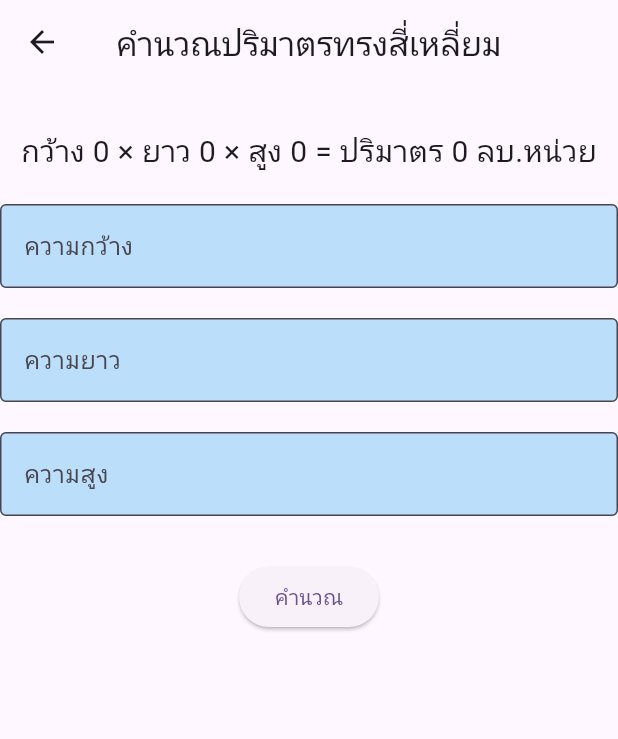
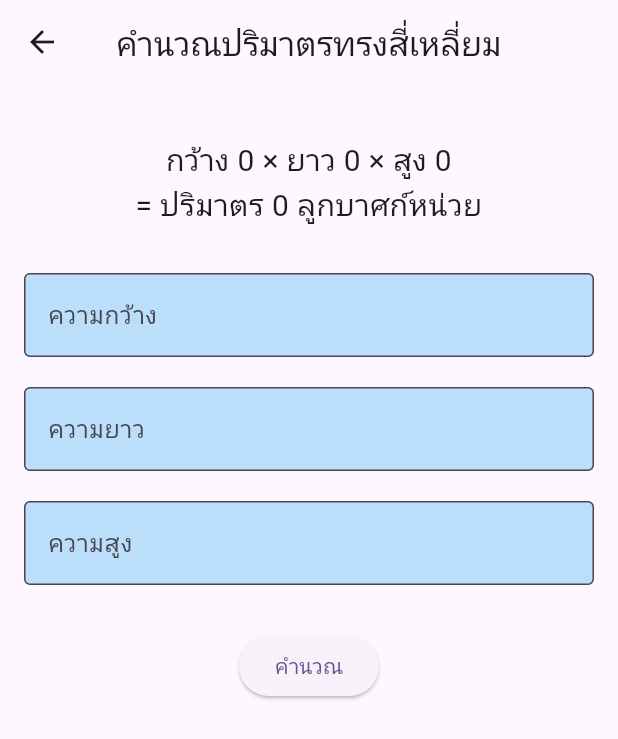
Before and after one commit to sarawutkamthong/flutter-volume-rectangle, a Flutter app: the screen it shows after launch, after a tap on "คำนวณปริมาตรทรงสี่เหลี่ยม", on a phone screen of 412 x 824 dp. Shown: the top 739 px of the screen. Run offline on Flutter 3.47's test engine with Material 3 defaults, Android fonts, the phone set to English and light mode, and no system bars.

Commit message:
initial commit˚

```diff
--- a/lib/main.dart
+++ b/lib/main.dart
@@ -11,13 +11,14 @@ class MyApp extends StatelessWidget {
   @override
   Widget build(BuildContext context) {
     return MaterialApp(
-      title: 'Flutter Demo',
+      title: 'Volume Calculator',
       theme: ThemeData(
         colorScheme: ColorScheme.fromSeed(seedColor: Colors.deepPurple),
+        useMaterial3: true,
       ),
       routes: {
-        '/': (context) => MyHomePage(),
-        '/rectangle_page': (context) => RectanglePage(),
+        '/': (context) => const MyHomePage(),
+        '/rectangle_page': (context) => const RectanglePage(),
       },
     );
   }
@@ -29,14 +30,26 @@ class MyHomePage extends StatelessWidget {
   @override
   Widget build(BuildContext context) {
     return Scaffold(
+      appBar: AppBar(
+        title: const Text("หน้าแรก"),
+        centerTitle: true,
+      ),
       body: Center(
         child: TextButton(
-          onPressed: () =>
-              Navigator.pushNamed(context, '/rectangle_page'),
-          child: Text("คำนวณปริมาตรทรงสี่เหลี่ยม"),
+          onPressed: () {
+            Navigator.pushNamed(context, '/rectangle_page');
+          },
           style: TextButton.styleFrom(
             backgroundColor: Colors.red,
             foregroundColor: Colors.white,
+            padding: const EdgeInsets.symmetric(
+              horizontal: 20,
+              vertical: 12,
+            ),
+          ),
+          child: const Text(
+            "คำนวณปริมาตรทรงสี่เหลี่ยม",
+            style: TextStyle(fontSize: 16),
           ),
         ),
       ),
--- a/lib/rectangle_page.dart
+++ b/lib/rectangle_page.dart
@@ -8,81 +8,92 @@ class RectanglePage extends StatefulWidget {
 }
 
 class RectanglePageState extends State<RectanglePage> {
-  // ปริมาตรทรงสี่เหลี่ยม = กว้าง * ยาว * สูง
+  // ปริมาตรทรงสี่เหลี่ยม = กว้าง × ยาว × สูง
 
   int _width = 0;
   int _length = 0;
   int _height = 0;
   int _volume = 0;
 
-  TextEditingController _widthCtrl = TextEditingController();
-  TextEditingController _lengthCtrl = TextEditingController();
-  TextEditingController _heightCtrl = TextEditingController();
+  final TextEditingController _widthCtrl = TextEditingController();
+  final TextEditingController _lengthCtrl = TextEditingController();
+  final TextEditingController _heightCtrl = TextEditingController();
 
   final InputDecoration _textFieldStyle = InputDecoration(
     filled: true,
     fillColor: Colors.blue[100],
-    border: OutlineInputBorder(),
+    border: const OutlineInputBorder(),
   );
 
   void _calRectangle() {
+    setState(() {
       _width = int.tryParse(_widthCtrl.text) ?? 0;
       _length = int.tryParse(_lengthCtrl.text) ?? 0;
       _height = int.tryParse(_heightCtrl.text) ?? 0;
-
-    setState(() {
       _volume = _width * _length * _height;
     });
+  }
+
+  @override
+  void dispose() {
+    _widthCtrl.dispose();
+    _lengthCtrl.dispose();
+    _heightCtrl.dispose();
+    super.dispose();
   }
 
   @override
   Widget build(BuildContext context) {
     return Scaffold(
       appBar: AppBar(
-        title: Text("คำนวณปริมาตรทรงสี่เหลี่ยม"),
+        title: const Text("คำนวณปริมาตรทรงสี่เหลี่ยม"),
         centerTitle: true,
       ),
-      body: Column(
+      body: Padding(
+        padding: const EdgeInsets.all(16),
+        child: Column(
           children: [
-          SizedBox(height: 30),
+            const SizedBox(height: 20),
             Text(
-            "กว้าง $_width × ยาว $_length × สูง $_height = ปริมาตร $_volume ลบ.หน่วย",
-            style: TextStyle(fontSize: 20),
+              "กว้าง $_width × ยาว $_length × สูง $_height\n= ปริมาตร $_volume ลูกบาศก์หน่วย",
+              textAlign: TextAlign.center,
+              style: const TextStyle(fontSize: 20),
             ),
-          SizedBox(height: 20),
+            const SizedBox(height: 30),
 
             TextField(
               controller: _widthCtrl,
+              keyboardType: TextInputType.number,
               decoration: _textFieldStyle.copyWith(
-              label: Text("ความกว้าง"),
-              hint: Text("กรอกความกว้าง"),
+                labelText: "ความกว้าง",
               ),
             ),
-          SizedBox(height: 20),
+            const SizedBox(height: 20),
 
             TextField(
               controller: _lengthCtrl,
+              keyboardType: TextInputType.number,
               decoration: _textFieldStyle.copyWith(
-              label: Text("ความยาว"),
-              hint: Text("กรอกความยาว"),
+                labelText: "ความยาว",
               ),
             ),
-          SizedBox(height: 20),
+            const SizedBox(height: 20),
 
             TextField(
               controller: _heightCtrl,
+              keyboardType: TextInputType.number,
               decoration: _textFieldStyle.copyWith(
-              label: Text("ความสูง"),
-              hint: Text("กรอกความสูง"),
+                labelText: "ความสูง",
               ),
             ),
-          SizedBox(height: 30),
+            const SizedBox(height: 30),
 
             ElevatedButton(
-            onPressed: () => _calRectangle(),
-            child: Text("คำนวณ"),
+              onPressed: _calRectangle,
+              child: const Text("คำนวณ"),
             ),
           ],
+        ),
       ),
     );
   }
```
Lines whose indentation alone changed are shown as unchanged.
